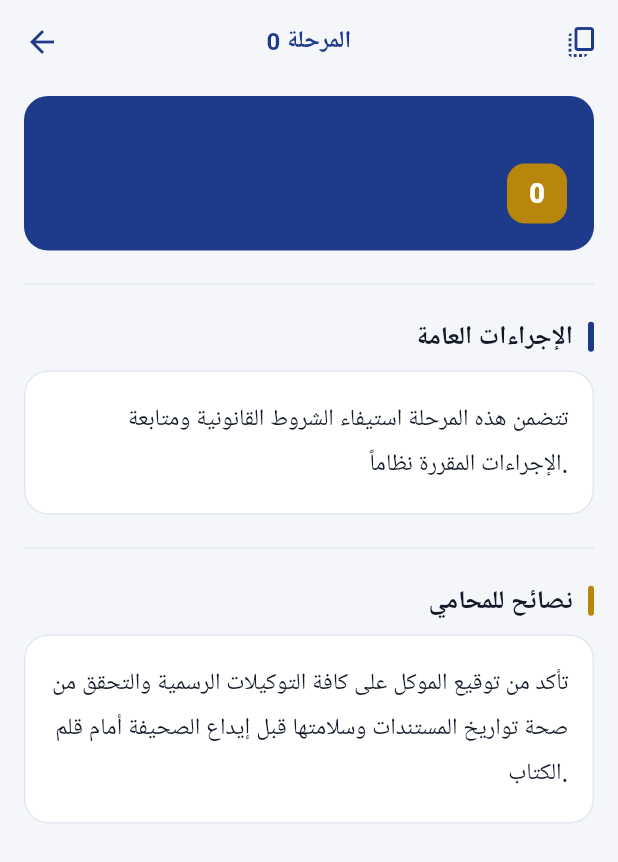
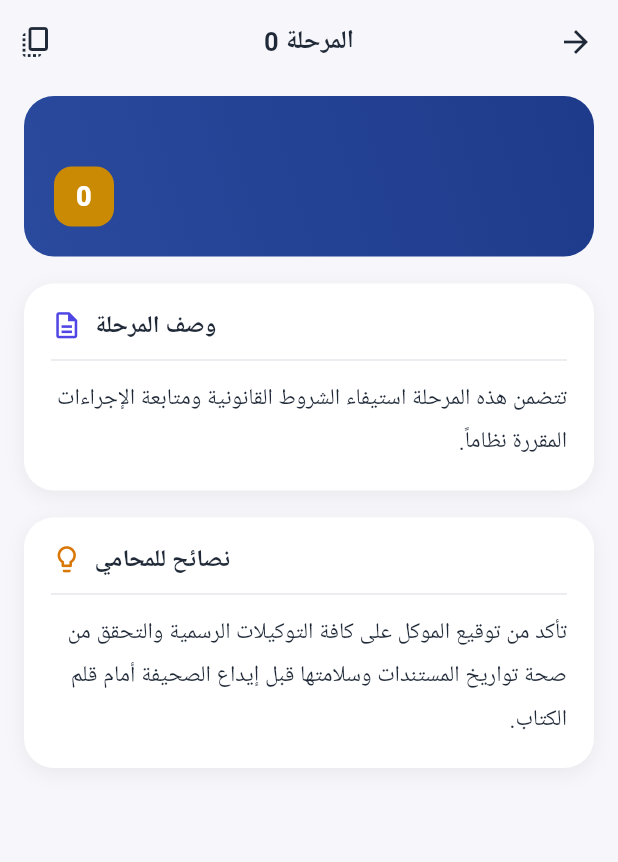
Before and after one commit to hebismail-sketch/learn_law, a Flutter app: the StepDetailScreen screen opened directly with empty values, on a phone screen of 412 x 824 dp. Shown: the top 862 px of the screen. Run offline on Flutter 3.47's test engine with Material 3 defaults, Android fonts, the phone set to English and light mode, and no system bars; our stand-ins replace connectivity_plus, drift, drift_flutter, flutter_bloc, get_it, supabase_flutter; accounts and stored records are empty; generated files the repository leaves out were written again.

Commit message:
refactor(ui): give the step and branch screens one shared layout
The two detail pages had drifted into different designs, so moving
between a step and the branch inside it felt like two different apps.
They now share the same card, header and section styles.

- Promote the section card to a public DetailSection and reuse it on both
  pages, so a heading, its rule and its content always look the same.
- Move the shared palette, card decoration and branch colour lookup into
  LegalTheme, which both screens now read from.
- Give the step screen the same structure as the branch screen: the
  description as a full section first, then the branches, then the tips.
- Put each branch station in its own white box, matching the branch
  screen, so a long procedure reads the same way in both places.
- Prefer the stored outcome over matching the title for a branch colour,
  since a title can be renamed by an admin while the outcome stays put.
- Count the items in each list, so a long procedure shows its size before
  the reader opens it.

```diff
--- a/lib/features/legal_cases/presentation/screens/step_detail_screen.dart
+++ b/lib/features/legal_cases/presentation/screens/step_detail_screen.dart
@@ -4,52 +4,47 @@ import 'package:flutter/services.dart';
 import '../../domain/entities/case_step_entity.dart';
 import '../../domain/entities/step_branch.dart';
 
-/// Visual language for the step detail screen.
-///
-/// Navy carries the legal weight, gold marks what needs attention. Kept in one
-/// place so the rest of the app can adopt the same language later.
+/// The step screen and the branch screen are both "read a procedure" pages, so
+/// they share one visual language. These constants live here so the two cannot
+/// drift apart.
 class LegalTheme {
   const LegalTheme._();
 
-  /// Deep navy. Headings and the hero.
-  static const Color navy = Color(0xFF1E3A8A);
-  static const Color navyDark = Color(0xFF15266B);
+  static const Color background = Color(0xFFF7F7FB);
+  static const Color surface = Color(0xFFFFFFFF);
+  static const Color textPrimary = Color(0xFF1F2937);
+  static const Color hairline = Color(0xFFE5E7EB);
 
-  /// Gold. The step number and accents.
-  static const Color gold = Color(0xFFB8860B);
-
-  /// Surfaces.
-  static const Color background = Color(0xFFF4F6FA);
-  static const Color surface = Color(0xFFFFFFFF);
-  static const Color hairline = Color(0xFFE3E8F0);
-
-  /// Text.
-  static const Color textPrimary = Color(0xFF111827);
-  static const Color textSecondary = Color(0xFF4B5563);
-  static const Color textMuted = Color(0xFF9CA3AF);
-
-  /// Branch outcome colours. Green for accepted, red for rejected, gold for an
-  /// appeal, navy for anything unclassified.
-  static const Color accepted = Color(0xFF15803D);
-  static const Color rejected = Color(0xFFB91C1C);
-  static const Color appeal = Color(0xFFB45309);
-  static const Color neutral = Color(0xFF1E3A8A);
-
-  /// Corners. Tight enough that a card reads as a block, not a pill.
-  static const double radius = 16;
-  static const double radiusSmall = 10;
+  /// Fallback for a branch with no recognisable outcome.
+  static const Color neutral = Color(0xFF4F46E5);
 
   /// The outcome colour for a branch, derived from its title.
   static Color branchColor(String title) {
-    if (title.contains('قبول')) return accepted;
-    if (title.contains('رفض')) return rejected;
-    if (title.contains('استئناف') || title.contains('طعن')) return appeal;
+    if (title.contains('قبول')) return const Color(0xFF16A34A);
+    if (title.contains('رفض')) return const Color(0xFFDC2626);
+    if (title.contains('استئناف') || title.contains('طعن')) {
+      return const Color(0xFFD97706);
+    }
     return neutral;
   }
 
-  /// A very light wash of a branch colour, for card backgrounds.
-  static Color branchTint(Color color) =>
-      Color.alphaBlend(color.withValues(alpha: 0.06), Colors.white);
+  /// A very light wash of a colour, for card and step backgrounds.
+  static Color tint(Color color) => color.withValues(alpha: 0.07);
+
+  /// The white card used for every section on these pages.
+  static BoxDecoration card() => const BoxDecoration(
+        color: surface,
+        borderRadius: BorderRadius.all(Radius.circular(20)),
+        boxShadow: [
+          // Tight and low opacity: lifts the card off the background without
+          // the heavy drop shadow of the old design.
+          BoxShadow(
+            color: Color(0x0F000000),
+            blurRadius: 10,
+            offset: Offset(0, 3),
+          ),
+        ],
+      );
 }
 
 class StepDetailScreen extends StatefulWidget {
@@ -80,12 +75,14 @@ class _StepDetailScreenState extends State<StepDetailScreen> {
       step.branches.isEmpty ? 0 : step.branches.length - 1,
     );
 
-    return Scaffold(
+    return Directionality(
+      textDirection: TextDirection.rtl,
+      child: Scaffold(
         backgroundColor: LegalTheme.background,
         appBar: AppBar(
           backgroundColor: LegalTheme.background,
           surfaceTintColor: Colors.transparent,
-        foregroundColor: LegalTheme.navy,
+          foregroundColor: LegalTheme.textPrimary,
           elevation: 0,
           scrolledUnderElevation: 0,
           centerTitle: true,
@@ -93,8 +90,8 @@ class _StepDetailScreenState extends State<StepDetailScreen> {
             'المرحلة ${step.stepNumber}',
             style: const TextStyle(
               fontWeight: FontWeight.w700,
-            fontSize: 16,
-            color: LegalTheme.navy,
+              fontSize: 17,
+              color: LegalTheme.textPrimary,
             ),
           ),
           actions: [
@@ -110,20 +107,15 @@ class _StepDetailScreenState extends State<StepDetailScreen> {
           child: Column(
             crossAxisAlignment: CrossAxisAlignment.stretch,
             children: [
-            _StepHero(step: step, caseName: widget.caseName),
+              _header(),
 
-            // A real gap plus a rule, so the reader can see where one topic
-            // ends and the next begins without hunting for it.
-            const SizedBox(height: 22),
-            const Divider(height: 1, color: LegalTheme.hairline),
-            const SizedBox(height: 22),
-
-            _SectionLabel(
-              text: 'الإجراءات العامة',
-              accent: LegalTheme.navy,
-            ),
-            const SizedBox(height: 10),
-            _Panel(
+              // The description comes first and in full: it is the prose the
+              // rest of the page explains.
+              const SizedBox(height: 18),
+              DetailSection(
+                title: 'وصف المرحلة',
+                icon: Icons.description_outlined,
+                accent: LegalTheme.neutral,
                 child: Text(
                   step.shortDescription.isNotEmpty
                       ? step.shortDescription
@@ -131,59 +123,55 @@ class _StepDetailScreenState extends State<StepDetailScreen> {
                           'الإجراءات المقررة نظاماً.',
                   textAlign: TextAlign.right,
                   style: const TextStyle(
-                  fontSize: 15.5,
+                    fontSize: 15,
                     height: 1.9,
                     color: LegalTheme.textPrimary,
-                  fontWeight: FontWeight.w500,
                   ),
                 ),
               ),
 
               if (hasBranches) ...[
-              const SizedBox(height: 22),
-              const Divider(height: 1, color: LegalTheme.hairline),
-              const SizedBox(height: 22),
-
-              _SectionLabel(
-                text: 'المسارات والسيناريوهات',
-                accent: LegalTheme.gold,
+                const SizedBox(height: 18),
+                DetailSection(
+                  title: 'المسارات والسيناريوهات',
+                  icon: Icons.alt_route_rounded,
+                  accent: LegalTheme.neutral,
                   trailing: step.branches.length == 1
                       ? 'مسار واحد'
                       : '${step.branches.length} مسارات',
-              ),
-              const SizedBox(height: 10),
+                  child: Column(
+                    children: [
                       _BranchSelector(
                         branches: step.branches,
                         selectedIndex: safeBranchIndex,
-                onSelect: (index) => setState(() => _selectedBranchIndex = index),
+                        onSelect: (index) =>
+                            setState(() => _selectedBranchIndex = index),
                       ),
-              const SizedBox(height: 12),
+                      const SizedBox(height: 14),
                       _buildBranchCard(step.branches[safeBranchIndex]),
                     ],
+                  ),
+                ),
+              ],
 
-            const SizedBox(height: 22),
-            const Divider(height: 1, color: LegalTheme.hairline),
-            const SizedBox(height: 22),
-
-            _SectionLabel(
-              text: 'نصائح للمحامي',
-              accent: LegalTheme.gold,
-            ),
-            const SizedBox(height: 10),
-            _Panel(
-              child: const Text(
+              const SizedBox(height: 18),
+              const DetailSection(
+                title: 'نصائح للمحامي',
+                icon: Icons.lightbulb_outline_rounded,
+                accent: Color(0xFFD97706),
+                child: Text(
                   'تأكد من توقيع الموكل على كافة التوكيلات الرسمية والتحقق من '
                   'صحة تواريخ المستندات وسلامتها قبل إيداع الصحيفة أمام قلم الكتاب.',
                   textAlign: TextAlign.right,
                   style: TextStyle(
-                  fontSize: 15.5,
+                    fontSize: 15,
                     height: 1.9,
                     color: LegalTheme.textPrimary,
-                  fontWeight: FontWeight.w500,
                   ),
                 ),
               ),
             ],
+          ),
         ),
       ),
     );
@@ -199,16 +187,16 @@ class _StepDetailScreenState extends State<StepDetailScreen> {
         ..writeln()
         ..writeln(branch.title)
         ..writeln(branch.description);
+      for (final station in branch.subSteps) {
+        buffer.writeln('- $station');
+      }
     }
     await Clipboard.setData(ClipboardData(text: buffer.toString()));
     if (!mounted) return;
     ScaffoldMessenger.of(context).showSnackBar(
       const SnackBar(
-        content: Text(
-          'تم نسخ نص المرحلة',
-          textAlign: TextAlign.right,
-        ),
-        backgroundColor: LegalTheme.navy,
+        content: Text('تم نسخ نص المرحلة', textAlign: TextAlign.right),
+        backgroundColor: LegalTheme.textPrimary,
       ),
     );
   }
@@ -216,76 +204,75 @@ class _StepDetailScreenState extends State<StepDetailScreen> {
   Widget _buildBranchCard(StepBranch branch) {
     final accent = LegalTheme.branchColor(branch.title);
 
-    return _Panel(
-      tint: LegalTheme.branchTint(accent),
-      borderColor: accent.withValues(alpha: 0.22),
-      padding: const EdgeInsets.fromLTRB(16, 16, 16, 18),
+    return Container(
+      width: double.infinity,
+      padding: const EdgeInsets.fromLTRB(14, 14, 14, 16),
+      decoration: BoxDecoration(
+        color: LegalTheme.tint(accent),
+        borderRadius: BorderRadius.circular(16),
+        border: Border.all(color: accent.withValues(alpha: 0.18)),
+      ),
       child: Column(
         crossAxisAlignment: CrossAxisAlignment.stretch,
         children: [
-          // A bar plus the name: the outcome is the one fact a reader needs
-          // before the detail below it.
-          Row(
-            children: [
-              Container(
-                width: 4,
-                height: 20,
+          // The outcome is the one fact a reader needs before the detail, so
+          // it leads as a solid pill.
+          Align(
+            alignment: Alignment.centerRight,
+            child: Container(
+              padding: const EdgeInsets.symmetric(horizontal: 14, vertical: 8),
               decoration: BoxDecoration(
                 color: accent,
-                  borderRadius: BorderRadius.circular(2),
+                borderRadius: BorderRadius.circular(30),
               ),
-              ),
-              const SizedBox(width: 8),
-              Expanded(
               child: Text(
                 branch.title,
-                  textAlign: TextAlign.right,
-                  style: TextStyle(
-                    color: accent,
-                    fontWeight: FontWeight.w800,
-                    fontSize: 15.5,
-                    height: 1.4,
+                style: const TextStyle(
+                  color: Colors.white,
+                  fontWeight: FontWeight.w700,
+                  fontSize: 13.5,
                 ),
               ),
             ),
-            ],
           ),
+          if (branch.description.isNotEmpty) ...[
             const SizedBox(height: 14),
             Text(
-            branch.description.isEmpty
-                ? 'لم يتم تحديد تفاصيل لهذا المسار.'
-                : branch.description,
+              branch.description,
               textAlign: TextAlign.right,
               style: const TextStyle(
-              fontSize: 15,
-              height: 1.9,
+                fontSize: 14.5,
+                height: 1.85,
                 color: LegalTheme.textPrimary,
               ),
             ),
-
+          ],
           if (branch.subSteps.isNotEmpty) ...[
-            const SizedBox(height: 18),
-            // A rule inside the card separates the prose from the ordered
-            // stations, which are a different kind of content.
-            Divider(height: 1, color: accent.withValues(alpha: 0.18)),
-            const SizedBox(height: 14),
-            const Text(
-              'المحطات المتتالية',
+            const SizedBox(height: 16),
+            // Each step in its own white box so a long procedure can be read
+            // one line at a time.
+            ...branch.subSteps.map(
+              (station) => Container(
+                width: double.infinity,
+                margin: const EdgeInsets.only(bottom: 10),
+                padding: const EdgeInsets.symmetric(
+                  horizontal: 14,
+                  vertical: 14,
+                ),
+                decoration: BoxDecoration(
+                  color: Colors.white,
+                  borderRadius: BorderRadius.circular(12),
+                  border: Border.all(color: accent.withValues(alpha: 0.25)),
+                ),
+                child: Text(
+                  station,
                   textAlign: TextAlign.right,
-              style: TextStyle(
-                fontWeight: FontWeight.w700,
-                fontSize: 13,
-                color: LegalTheme.textMuted,
+                  style: const TextStyle(
+                    fontSize: 14.5,
+                    height: 1.7,
+                    color: LegalTheme.textPrimary,
                   ),
                 ),
-            const SizedBox(height: 12),
-            // Numbered, because a reader following a procedure needs to know
-            // which station comes first, second and third.
-            ...branch.subSteps.asMap().entries.map(
-                  (entry) => _StationRow(
-                    number: entry.key + 1,
-                    text: entry.value,
-                    accent: accent,
               ),
             ),
           ],
@@ -293,206 +280,63 @@ class _StepDetailScreenState extends State<StepDetailScreen> {
       ),
     );
   }
-}
 
-/// One numbered station inside a branch.
-class _StationRow extends StatelessWidget {
-  final int number;
-  final String text;
-  final Color accent;
-
-  const _StationRow({
-    required this.number,
-    required this.text,
-    required this.accent,
-  });
-
-  @override
-  Widget build(BuildContext context) {
-    return Padding(
-      padding: const EdgeInsets.only(bottom: 10),
-      child: Row(
-        crossAxisAlignment: CrossAxisAlignment.start,
-        children: [
-          // The number sits on the right in this RTL layout, which is where
-          // the eye starts.
-          Container(
-            width: 26,
-            height: 26,
-            alignment: Alignment.center,
-            decoration: BoxDecoration(
-              color: accent.withValues(alpha: 0.12),
-              borderRadius: BorderRadius.circular(8),
-            ),
-            child: Text(
-              '$number',
-              style: TextStyle(
-                color: accent,
-                fontSize: 12.5,
-                fontWeight: FontWeight.w800,
-              ),
-            ),
-          ),
-          const SizedBox(width: 10),
-          Expanded(
-            child: Padding(
-              padding: const EdgeInsets.only(top: 3),
-              child: Text(
-                text,
-                textAlign: TextAlign.right,
-                style: const TextStyle(
-                  fontSize: 14.5,
-                  height: 1.75,
-                  color: LegalTheme.textSecondary,
-                ),
-              ),
-            ),
-          ),
-        ],
-      ),
-    );
-  }
-}
-
-/// A section title with a coloured marker and an optional count on the left.
-class _SectionLabel extends StatelessWidget {
-  final String text;
-  final Color accent;
-  final String? trailing;
-
-  const _SectionLabel({
-    required this.text,
-    required this.accent,
-    this.trailing,
-  });
-
-  @override
-  Widget build(BuildContext context) {
-    return Row(
-      children: [
-        if (trailing != null) ...[
-          Text(
-            trailing!,
-            style: const TextStyle(
-              fontSize: 12.5,
-              color: LegalTheme.textMuted,
-            ),
-          ),
-          const SizedBox(width: 10),
-        ],
-        Expanded(
-          child: Text(
-            text,
-            textAlign: TextAlign.right,
-            style: const TextStyle(
-              fontSize: 17,
-              fontWeight: FontWeight.w800,
-              color: LegalTheme.textPrimary,
-            ),
-          ),
-        ),
-        const SizedBox(width: 10),
-        Container(
-          width: 4,
-          height: 20,
-          decoration: BoxDecoration(
-            color: accent,
-            borderRadius: BorderRadius.circular(2),
-          ),
-        ),
-      ],
-    );
-  }
-}
-
-/// A white block. One box style, so every section on the page matches.
-class _Panel extends StatelessWidget {
-  final Widget child;
-  final Color tint;
-  final Color borderColor;
-  final EdgeInsetsGeometry padding;
-
-  const _Panel({
-    required this.child,
-    this.tint = LegalTheme.surface,
-    this.borderColor = LegalTheme.hairline,
-    this.padding = const EdgeInsets.fromLTRB(16, 16, 16, 18),
-  });
-
-  @override
-  Widget build(BuildContext context) {
+  Widget _header() {
     return Container(
       width: double.infinity,
-      padding: padding,
+      padding: const EdgeInsets.fromLTRB(20, 18, 20, 20),
       decoration: BoxDecoration(
-        color: tint,
-        borderRadius: BorderRadius.circular(LegalTheme.radius),
-        border: Border.all(color: borderColor),
+        gradient: const LinearGradient(
+          colors: [Color(0xFF1E3A8A), Color(0xFF2A4A9E)],
+          begin: Alignment.topRight,
+          end: Alignment.bottomLeft,
         ),
-      child: child,
-    );
-  }
-}
-
-/// The case name and step title, shown as a strong opening block.
-class _StepHero extends StatelessWidget {
-  final CaseStepEntity step;
-  final String caseName;
-
-  const _StepHero({required this.step, required this.caseName});
-
-  @override
-  Widget build(BuildContext context) {
-    return Container(
-      width: double.infinity,
-      padding: const EdgeInsets.fromLTRB(18, 16, 18, 18),
-      decoration: BoxDecoration(
-        color: LegalTheme.navy,
-        borderRadius: BorderRadius.circular(LegalTheme.radius),
+        borderRadius: BorderRadius.circular(20),
       ),
       child: Column(
         crossAxisAlignment: CrossAxisAlignment.stretch,
         children: [
+          // The case name is context, so it stays quiet above the headline.
           Text(
-            caseName,
+            widget.caseName,
+            textAlign: TextAlign.right,
             maxLines: 1,
             overflow: TextOverflow.ellipsis,
-            textAlign: TextAlign.right,
             style: TextStyle(
-              color: Colors.white.withValues(alpha: 0.7),
-              fontWeight: FontWeight.w600,
-              fontSize: 12.5,
+              color: Colors.white.withValues(alpha: 0.85),
+              fontSize: 13,
+              fontWeight: FontWeight.w500,
             ),
           ),
-          const SizedBox(height: 12),
+          const SizedBox(height: 10),
           Row(
             crossAxisAlignment: CrossAxisAlignment.start,
             children: [
               Expanded(
                 child: Text(
-                  step.title,
+                  widget.step.title,
                   textAlign: TextAlign.right,
                   style: const TextStyle(
                     color: Colors.white,
+                    fontSize: 21,
+                    height: 1.4,
                     fontWeight: FontWeight.w800,
-                    fontSize: 20,
-                    height: 1.45,
                   ),
                 ),
               ),
               const SizedBox(width: 12),
               // The step number is what a reader checks first when moving
-              // through a long case, so it gets the only accent on the page.
+              // through a long case.
               Container(
                 width: 40,
                 height: 40,
                 alignment: Alignment.center,
                 decoration: BoxDecoration(
-                  color: LegalTheme.gold,
+                  color: const Color(0xFFCA8A04),
                   borderRadius: BorderRadius.circular(12),
                 ),
                 child: Text(
-                  '${step.stepNumber}',
+                  '${widget.step.stepNumber}',
                   style: const TextStyle(
                     color: Colors.white,
                     fontSize: 18,
@@ -502,6 +346,69 @@ class _StepHero extends StatelessWidget {
               ),
             ],
           ),
+        ],
+      ),
+    );
+  }
+}
+
+/// The white card used for every section: a coloured icon, a title, a rule,
+/// then the content. Public so the branch screen reuses it and the two pages
+/// cannot drift apart.
+class DetailSection extends StatelessWidget {
+  final String title;
+  final String? trailing;
+  final IconData icon;
+  final Color accent;
+  final Widget child;
+
+  const DetailSection({
+    super.key,
+    required this.title,
+    required this.icon,
+    required this.accent,
+    this.trailing,
+    required this.child,
+  });
+
+  @override
+  Widget build(BuildContext context) {
+    return Container(
+      width: double.infinity,
+      padding: const EdgeInsets.fromLTRB(18, 16, 18, 18),
+      decoration: LegalTheme.card(),
+      child: Column(
+        crossAxisAlignment: CrossAxisAlignment.stretch,
+        children: [
+          Row(
+            mainAxisAlignment: MainAxisAlignment.end,
+            children: [
+              if (trailing != null) ...[
+                Text(
+                  trailing!,
+                  style: const TextStyle(
+                    fontSize: 12.5,
+                    color: Color(0xFF9CA3AF),
+                  ),
+                ),
+                const SizedBox(width: 10),
+              ],
+              Text(
+                title,
+                style: const TextStyle(
+                  fontSize: 16,
+                  fontWeight: FontWeight.w800,
+                  color: LegalTheme.textPrimary,
+                ),
+              ),
+              const SizedBox(width: 8),
+              Icon(icon, color: accent, size: 21),
+            ],
+          ),
+          // A full-width rule under the heading separates the label from the
+          // content, which is what makes each block read as its own unit.
+          const Divider(height: 22, thickness: 1, color: LegalTheme.hairline),
+          child,
         ],
       ),
     );
@@ -543,7 +450,7 @@ class _BranchSelector extends StatelessWidget {
               alignment: Alignment.center,
               decoration: BoxDecoration(
                 color: isSelected ? accent : LegalTheme.surface,
-                borderRadius: BorderRadius.circular(LegalTheme.radiusSmall),
+                borderRadius: BorderRadius.circular(10),
                 border: Border.all(
                   color: isSelected ? accent : LegalTheme.hairline,
                 ),
@@ -551,7 +458,7 @@ class _BranchSelector extends StatelessWidget {
               child: Text(
                 branch.title,
                 style: TextStyle(
-                  color: isSelected ? Colors.white : LegalTheme.textSecondary,
+                  color: isSelected ? Colors.white : LegalTheme.textPrimary,
                   fontWeight: isSelected ? FontWeight.w700 : FontWeight.w600,
                   fontSize: 13.5,
                 ),
```
Also changed, not shown: lib/features/legal_cases/presentation/screens/branch_detail_screen.dart (+34 -77 lines). Lines whose indentation alone changed are shown as unchanged.
